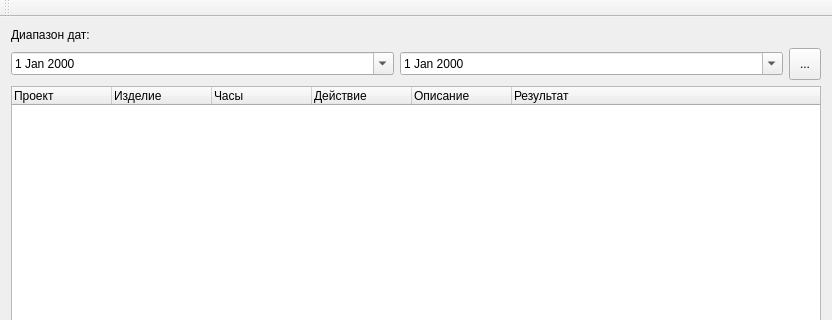
Before: the Qt Designer form mainwindow.ui in molotov-dmitry/work-report, drawn with Qt 5; both pictures show x 0 to 832 and y 0 to 320 of the 832 by 595 pixel window.
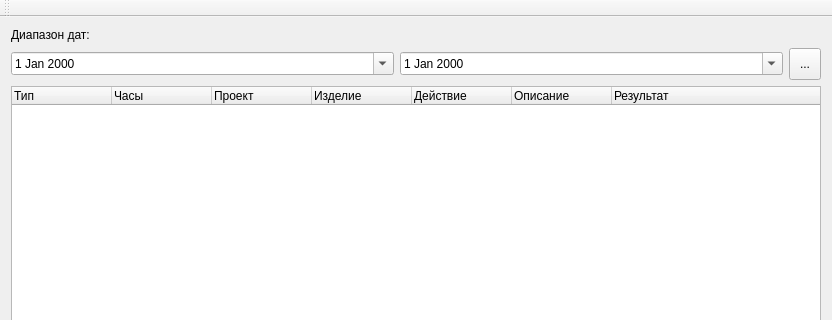
After: the same form once the commit is applied. Icons and pictures are not drawn.

Commit message: Added task actions: Added task edit dialog; Added task add/edit/delete actions.

The edit to the form file:
```diff
--- a/mainwindow.ui
+++ b/mainwindow.ui
@@ -55,6 +55,16 @@
     </item>
     <item>
      <widget class="QTreeWidget" name="table">
+      <column>
+       <property name="text">
+        <string>Тип</string>
+       </property>
+      </column>
+      <column>
+       <property name="text">
+        <string>Часы</string>
+       </property>
+      </column>
       <column>
        <property name="text">
         <string>Проект</string>
@@ -65,11 +75,6 @@
         <string>Изделие</string>
        </property>
       </column>
-      <column>
-       <property name="text">
-        <string>Часы</string>
-       </property>
-      </column>
       <column>
        <property name="text">
         <string>Действие</string>
```
Left out of the diff: 24 changed lines with no effect on the pictures. The commit also changes 6 other files.
